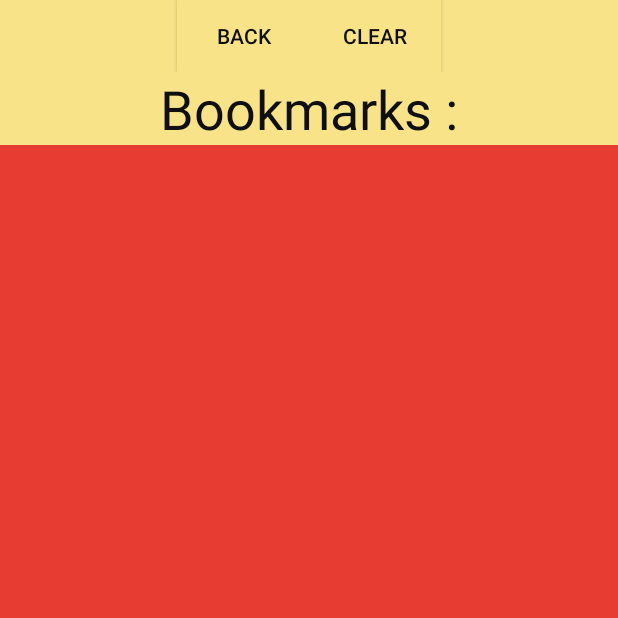
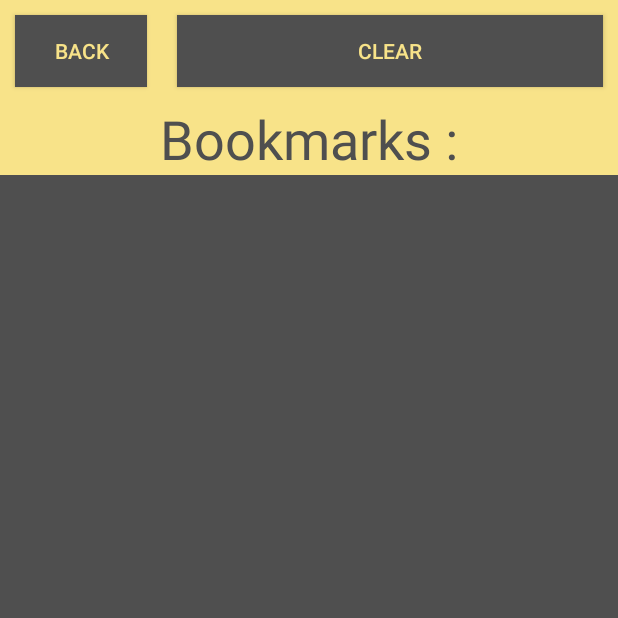
Before and after one commit to kfdykme/KfBro2, an Android app: the BookmarkActivity screen opened directly, with no data from a screen before it, on a phone screen of 412 x 824 dp, the top half of it. Run offline under Robolectric (Android 15) with nearby library versions, the phone set to English and light mode, and no system bars.

```diff
--- a/KfBroV_2/app/src/main/java/com/kfdykme/KfBroV_2/BookmarkActivity.java
+++ b/KfBroV_2/app/src/main/java/com/kfdykme/KfBroV_2/BookmarkActivity.java
@@ -100,7 +100,7 @@ public class BookmarkActivity extends Activity implements OnClickListener
 							TextView boo_title = new TextView(this);
 							boo_title.setText(booCur.getString(booCur.getColumnIndex(c)));
 							//
-							boo_title.setTextColor(Color.parseColor("#f0cabd"));
+							boo_title.setTextColor(Color.parseColor("#F8E389"));
 							boo_title.setTextSize(20);
 							boo_title.setLeft(10);
 							boo_title.setPadding(9,10,0,0);
@@ -117,8 +117,8 @@ public class BookmarkActivity extends Activity implements OnClickListener
 							boo_url.setText(booCur.getString(booCur.getColumnIndex(c)));
 							//
 							boo_url.setSingleLine(true);
-							boo_url.setTextColor(Color.parseColor("#f0cabd"));
-							boo_url.setShadowLayer(20,0,0,Color.parseColor("#f0f0f0"));
+							boo_url.setTextColor(Color.parseColor("#F8E389"));
+
 							boo_url.setPadding(27,0,0,0);
 							//
 							boo_url.setOnClickListener(new OnClickListener(){
--- a/KfBroV_2/app/src/main/java/com/kfdykme/KfBroV_2/HistoryActivity.java
+++ b/KfBroV_2/app/src/main/java/com/kfdykme/KfBroV_2/HistoryActivity.java
@@ -53,7 +53,7 @@ private void displayHis(){
 					case Constant.HISTORY_WEB_TITLE:
 							TextView his_title = new TextView(this);
 							his_title.setText(hisCur.getString(hisCur.getColumnIndex(cColumn)));
-							his_title.setTextColor(Color.parseColor("#f0cabd"));
+							his_title.setTextColor(Color.parseColor("#EAC566"));
 							his_title.setTextSize(20);
 							his_title.setLeft(10);
 							his_title.setPadding(9,10,0,0);
@@ -69,8 +69,8 @@ private void displayHis(){
 							TextView his_url = new TextView(this);
 							his_url.setText(hisCur.getString(hisCur.getColumnIndex(cColumn)));
 							his_url.setSingleLine(true);
-							his_url.setTextColor(Color.parseColor("#f0cabd"));
-							his_url.setShadowLayer(20,0,0,Color.parseColor("#f0f0f0"));
+							his_url.setTextColor(Color.parseColor("#EAC566"));
+
 							his_url.setPadding(27,0,0,0);
 							his_url.setOnClickListener(new OnClickListener(){
 
--- a/KfBroV_2/app/src/main/res/layout/bookmark.xml
+++ b/KfBroV_2/app/src/main/res/layout/bookmark.xml
@@ -18,14 +18,16 @@
 			android:layout_height="wrap_content"
 			android:layout_width="wrap_content"
 			android:text="back"
-			style="@style/historyColor_YELLOW"/>
+			style="@style/historyColorButton_YELLOW"
+			android:layout_margin="10dp"/>
 
 		<Button
 			android:id="@+id/boo_clear_button"
 			android:layout_height="wrap_content"
-			android:layout_width="wrap_content"
+			android:layout_width="match_parent"
 			android:text="clear"
-			style="@style/historyColor_YELLOW"/>
+			style="@style/historyColorButton_YELLOW"
+			android:layout_margin="10dp"/>
 
 	</LinearLayout>
 
@@ -53,7 +55,7 @@
 				android:layout_height="match_parent"
 				android:layout_width="match_parent"
 				android:orientation="vertical"
-				android:background="#E63C31">
+				android:background="#4f4f4f">
 
 				<ScrollView
 					android:layout_height="match_parent"
--- a/KfBroV_2/app/src/main/res/values/styles.xml
+++ b/KfBroV_2/app/src/main/res/values/styles.xml
@@ -3,8 +3,12 @@
     <style name="AppTheme" parent="@android:style/Theme.Black.NoTitleBar.Fullscreen">
 	</style>
 	<style name="historyColor_YELLOW" >
-		<item name="android:textColor">#0f0f0f</item>
+		<item name="android:textColor">#4f4f4f</item>
 		<item name="android:background">#F8E389</item>
+	</style>
+	<style name="historyColorButton_YELLOW" >
+		<item name="android:textColor">#f8e389</item>
+		<item name="android:background">#4f4f4f</item>
 	</style>
 	<style name="background">
 		<item name="android:background">#8ccef1</item>
@@ -14,12 +18,12 @@
 	</style>
 	<style name="menuDialogButtonStyle_YELLOW">
 		<item name="android:background">#F8E389</item>
-		<item name="android:textColor">#000000</item>
+		<item name="android:textColor">#4f4f4f</item>
 		<item name="android:textSize">29sp</item>
 	</style>
 	<style name="menuButtonStyle_YELLOW">
 		<item name="android:background">#F8E389</item>
-		<item name="android:textColor">#000000</item>
+		<item name="android:textColor">#4f4f4f</item>
 		<item name="android:textSize">30sp</item>
 	</style>
 	<style name="settingTextViewStyle">
```
Also changed, not shown: KfBroV_2/app/src/main/java/com/kfdykme/KfBroV_2/MainActivity.java (+4 -13 lines), KfBroV_2/app/src/main/res/layout/history.xml (+4 -4 lines), KfBroV_2/app/src/main/res/layout/main.xml (+12 -5 lines), 40 other files.
